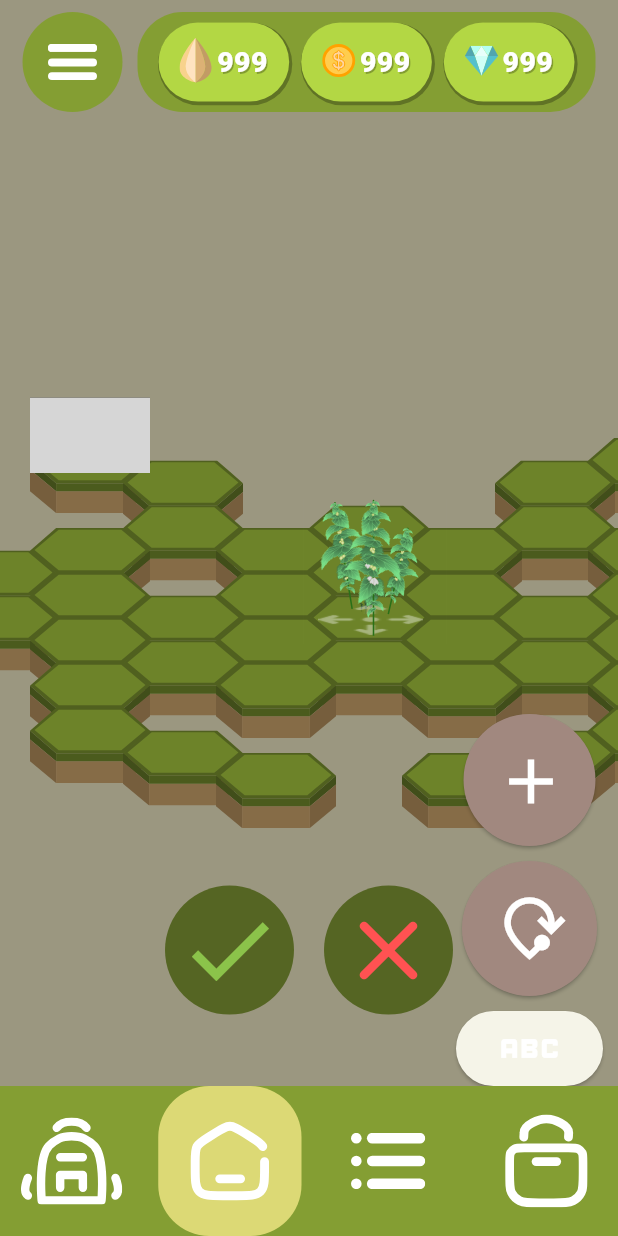
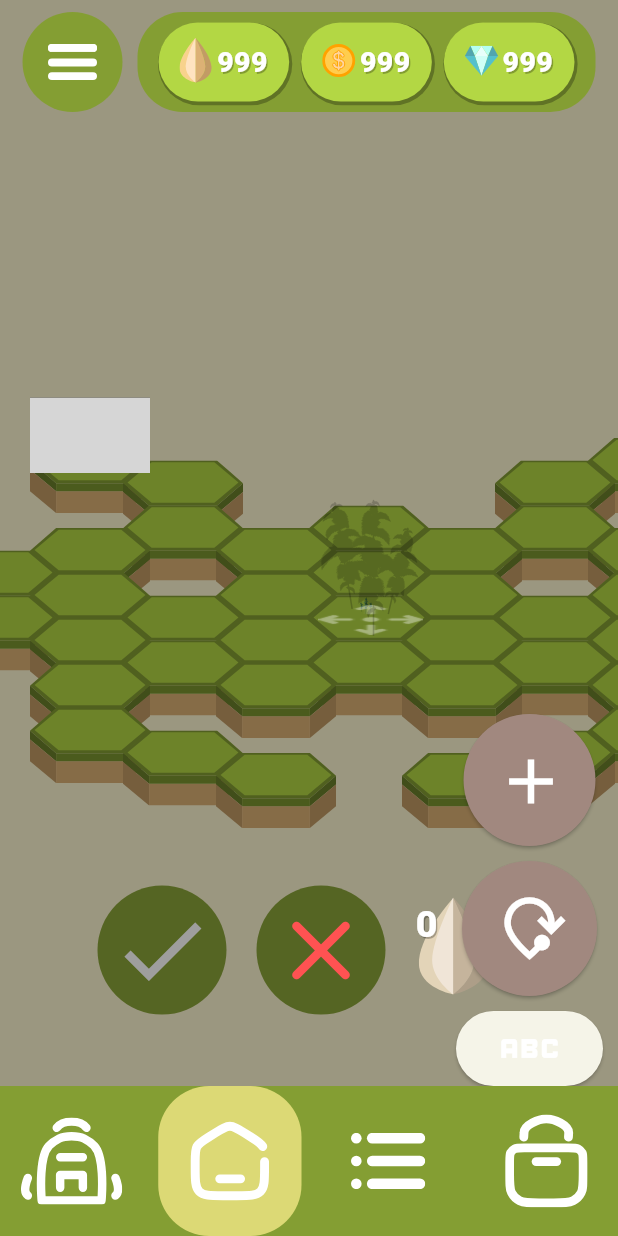
Before and after one commit to gamekersol/Floating-Graden, a Flutter app: the screen it shows after launch, after a tap on the "abc" icon, after a tap on the "check" icon, on a phone screen of 412 x 824 dp. Run offline on Flutter 3.47's test engine with Material 3 defaults, Android fonts, the phone set to English and light mode, and no system bars; drawn by our look-alikes of auto_size_text; our stand-ins replace audioplayers, flutter_svg, infinite_carousel; missing offline and left inert: dart:ffi; grey boxes are pictures that could not be loaded.

Commit message:
placing color filter + remain count

```diff
--- a/growing_on/lib/models/item.dart
+++ b/growing_on/lib/models/item.dart
@@ -35,7 +35,7 @@ class SeedItem extends Item{
     main.GoToPage(1);
 
     Timer(Duration(milliseconds: 300), (){
-      placingOverlay.handlingPlant = Plant(species: species);
+      placingOverlay.handlingPlant = Plant(species: species)..stage = species.stages.length;
       placingOverlay.isEnabled.value = true;
     });
   }
--- a/growing_on/lib/panels/fortuneWheelOverlay.dart
+++ b/growing_on/lib/panels/fortuneWheelOverlay.dart
@@ -62,7 +62,7 @@ void wheelPanel(BuildContext context){
     );
   });
 
-  inv.instance.Add(items[randIndex]);
+  inv.instance.add(items[randIndex]);
   Timer(Duration(milliseconds: rollTime.inMilliseconds + 1200 ), ()=> Navigator.pop(context));
 }
 
--- a/growing_on/lib/panels/plantsPlacingOverlay.dart
+++ b/growing_on/lib/panels/plantsPlacingOverlay.dart
@@ -1,10 +1,13 @@
 import 'package:flutter/material.dart';
+import 'package:flutter_svg/svg.dart';
 import '../data/garden.dart';
 import '../models/grid.dart';
+import '../data/inventory.dart';
 // ahh its for check
 import '../data/species.dart';
 
 Plant handlingPlant = Plant(species: utrica_dioica);
+ValueNotifier <int> remainCount = ValueNotifier(0);
 ValueNotifier <bool> isEnabled = ValueNotifier(false);
 
 class MovingBlocksOverlay extends StatefulWidget {
@@ -13,6 +16,7 @@ class MovingBlocksOverlay extends StatefulWidget {
   MovingBlocksOverlay({super.key, required this.plant}){
     handlingPlant = plant;
     handlingPlant.stage = handlingPlant.species.stages.length-1;
+    remainCount.value = instance.getSeedCount(plant.species);
   }
 
   @override
@@ -87,11 +91,17 @@ class PhantomPlant extends StatefulWidget {
 
 class _PhantomPlantState extends State<PhantomPlant> {
 
+  static const ColorFilter validPlaceColorFilter = ColorFilter.matrix([
+    0, 0, 0, 0, 0,
+    0, 0, 0, 0, 0,
+    0, 0, 0, 0, 0,
+    0,      0,      0,      0.5, 0,
+  ]);
   static const ColorFilter invalidPlaceColorFilter = ColorFilter.matrix([
-    0.2126, 0.7152, 0.0722, 0, 0,
-    0.2126, 0.7152, 0.0722, 0, 0,
-    0.2126, 0.7152, 0.0722, 0, 0,
-    0,      0,      0,      1, 0,
+    0, 0, 0, 0, 0,
+    0, 0, 0, 0, 0,
+    0, 0, 0, 0, 0,
+    0,      0,      0,      0.2, 0,
   ]);
 
   @override
@@ -121,8 +131,8 @@ class _PhantomPlantState extends State<PhantomPlant> {
             child: ListenableBuilder(
               listenable: isValidPlace,
               builder: (context, child) =>  ColorFiltered(
-                colorFilter: isValidPlace.value ?
-                  ColorFilter.mode(Colors.transparent, BlendMode.dst) // no effect
+                colorFilter: isValidPlace.value && remainCount.value > 0 ?
+                  validPlaceColorFilter // no effect
                  : invalidPlaceColorFilter,
                 child: handlingPlant.getImage(gridTransform.scale)
                 ),
@@ -157,10 +167,13 @@ class _UIState extends State<UI> {
             builder: (context, child) => IconButton.filled(
               // HOTFIX
               onPressed: () {
+                if (remainCount.value < 1) return;
                 PlantOnBlock(gridPos + Point(0, 0), handlingPlant.species);
                 isValidPlace.value = blocks.any((block) => block.pos == gridPos + Point(0, -1) && block.plant == null);
+                remainCount.value--;
+                //instance.remove(, 1);
               } ,
-              icon: Icon(Icons.check,size: 70, color: isValidPlace.value ? Colors.lightGreen : Colors.grey)
+              icon: Icon(Icons.check,size: 70, color: isValidPlace.value && remainCount.value > 0 ? Colors.lightGreen : Colors.grey)
             ),
           ),
           // DENY
@@ -168,6 +181,22 @@ class _UIState extends State<UI> {
             onPressed: () => isEnabled.value = false,
             icon: Icon(Icons.close_rounded,size: 70, color: Colors.redAccent,)
           ),
+          ListenableBuilder(
+            listenable: remainCount,
+            builder:(context, child) =>  SizedBox.square(
+              dimension: 70,
+              child: Stack(
+                children: [
+                  SvgPicture.asset(
+                    'assets/images/trinckets/seed.svg',
+                    fit: .contain,
+                    colorFilter: ColorFilter.saturation(remainCount.value > 0 ? 1 : 0.4),
+                  ),
+                  Text(remainCount.value.toString()),
+                ]
+              ),
+            ),
+          )
         ],
       ),
     );
```
Also changed, not shown: growing_on/lib/data/inventory.dart (+20 -3 lines).
